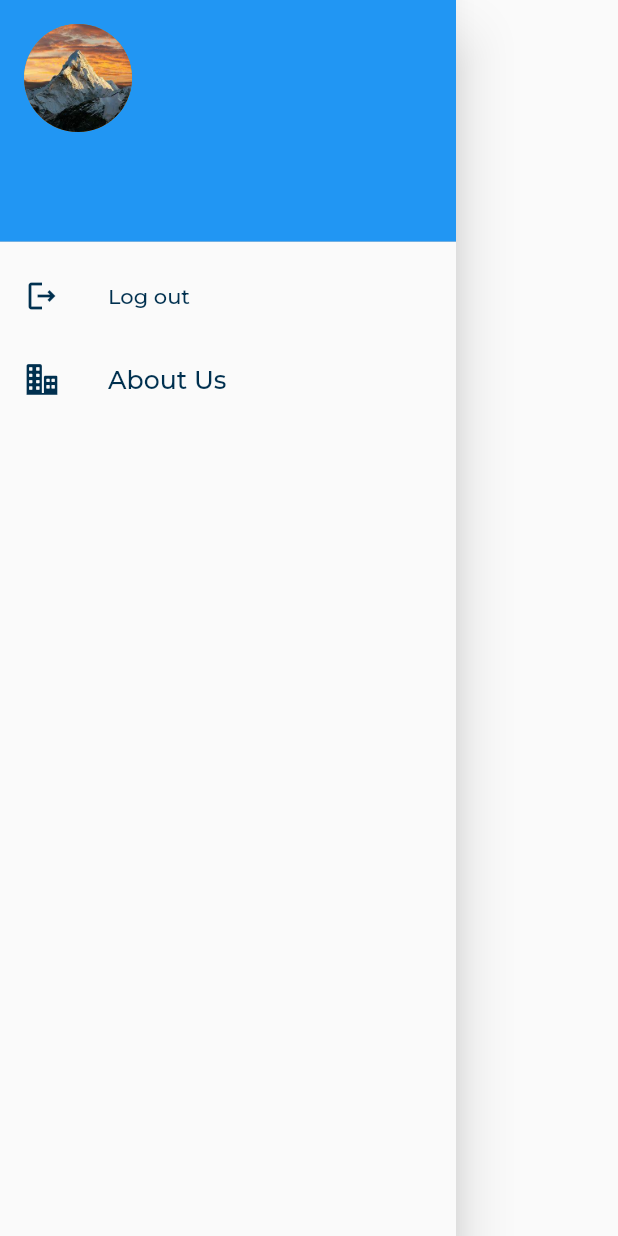
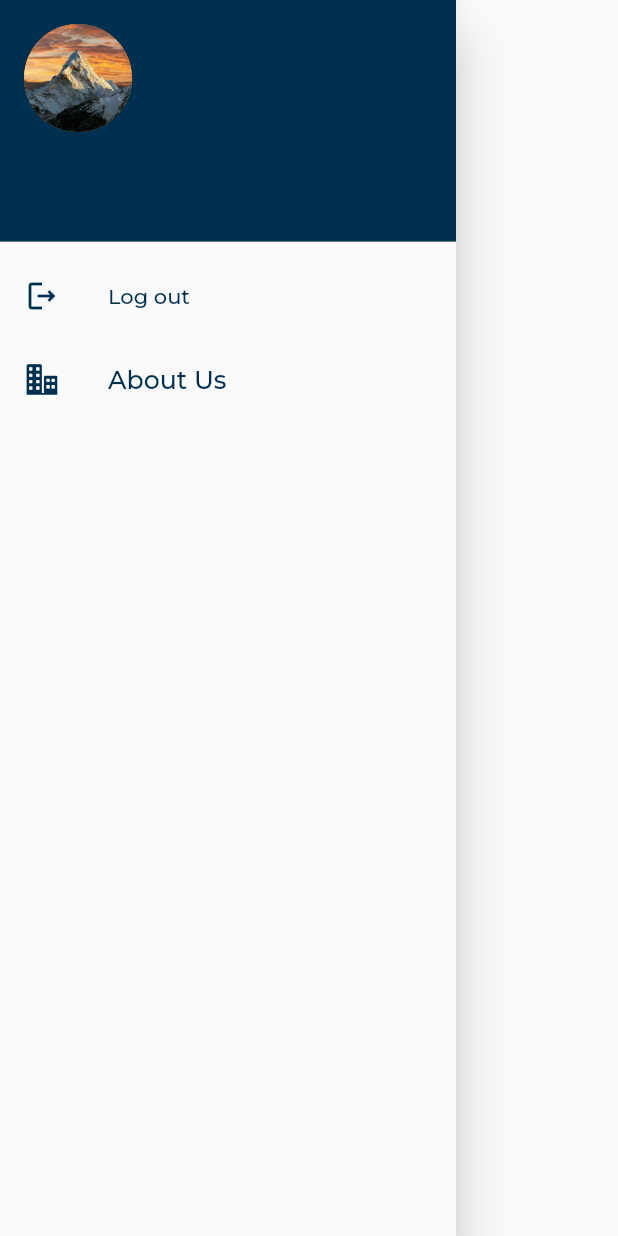
Before and after one commit to binodcoder/7cc012_coursework, a Flutter app: the MyDrawer widget shown alone on an empty page, opened directly, on a phone screen of 412 x 824 dp. Run offline on Flutter 3.47's test engine with Material 2 defaults, Android fonts, the phone set to English and light mode, and no system bars; our stand-ins replace another_flushbar, bloc, dartz, equatable, flutter_bloc, flutter_screenutil and 10 more; accounts and stored records are empty; project files that could hold a hidden picture were left out.

Commit message:
drawer colour changed

```diff
--- a/lib/layers/presentation/widgets.dart/drawer.dart
+++ b/lib/layers/presentation/widgets.dart/drawer.dart
@@ -2,6 +2,7 @@ import 'package:blog_app/layers/presentation/about_us/about_us.dart';
 import 'package:blog_app/layers/presentation/login/ui/login_page.dart';
 import 'package:flutter/material.dart';
 import 'package:flutter/cupertino.dart';
+import 'package:flutter/services.dart';
 import 'package:shared_preferences/shared_preferences.dart';
 import '../../../injection_container.dart';
 import '../../../resources/colour_manager.dart';
@@ -23,21 +24,9 @@ class _MyDrawerState extends State<MyDrawer> {
       child: ListView(
         children: [
           DrawerHeader(
-            decoration: const BoxDecoration(
-              gradient: LinearGradient(
-                colors: [
-                  Color.fromARGB(255, 230, 242, 251), // Light blue
-                  Color(0xFF90CAF9), // Sky blue
-                  Color(0xFFBBDEFB), // Pale blue
-                  Color(0xFFE3F2FD), // Very pale blue
-                ],
-                begin: Alignment.topCenter,
-                end: Alignment.bottomCenter,
-                stops: [0.1, 0.4, 0.7, 1.0],
-              ),
-            ),
             padding: EdgeInsets.zero,
             child: UserAccountsDrawerHeader(
+              decoration: BoxDecoration(color: ColorManager.primary),
               accountEmail: Text(
                 sharedPreferences.getString("user_email") ?? '',
                 style: getRegularStyle(
--- a/lib/resources/theme_manager.dart
+++ b/lib/resources/theme_manager.dart
@@ -23,6 +23,9 @@ ThemeData getApplicationTheme() {
       shadowColor: ColorManager.grey,
       elevation: AppSize.s4,
     ),
+
+    //drawer theme
+    drawerTheme: const DrawerThemeData(),
 
     //App bar theme
     appBarTheme: AppBarTheme(
```
